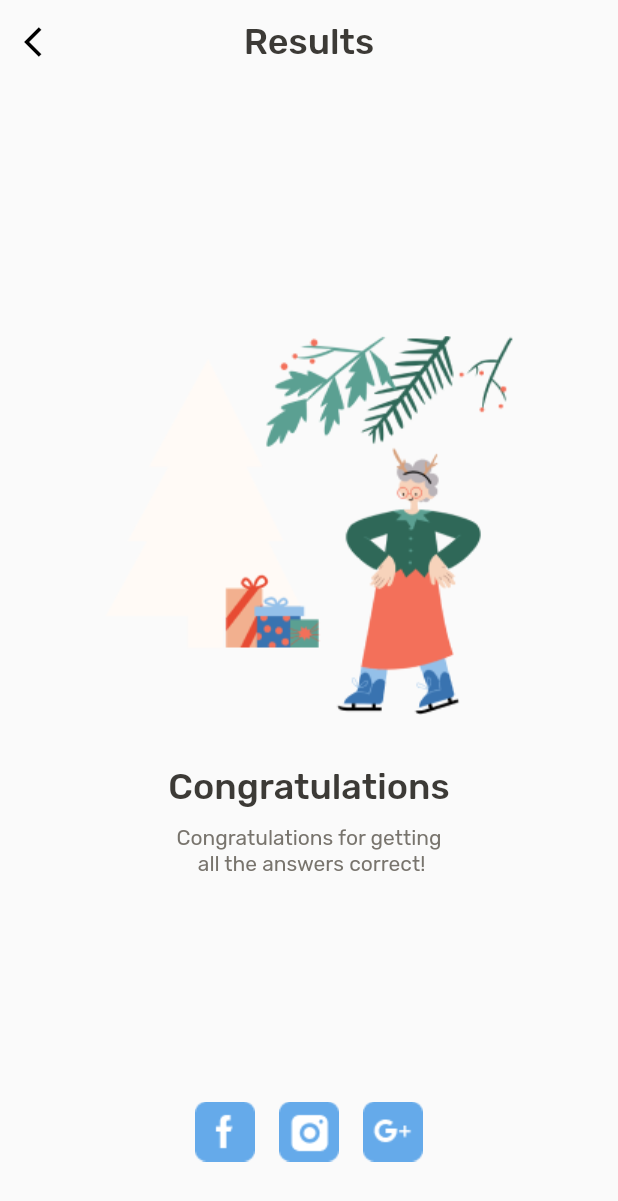
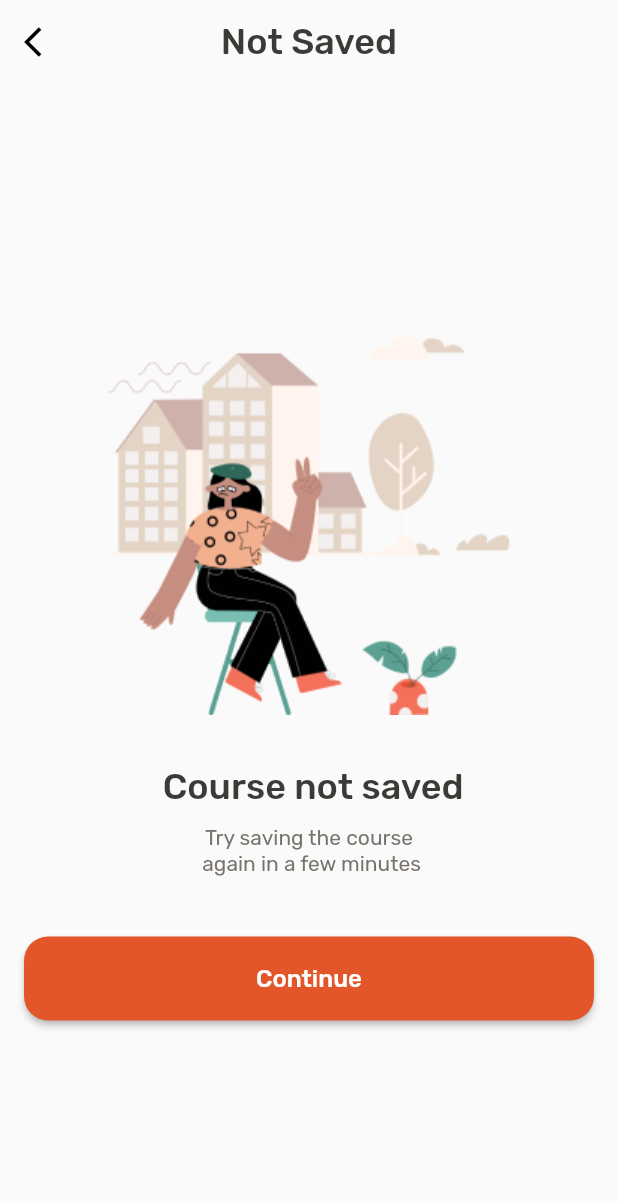
Before and after one commit to nyanibaquartey/codefactory_app, a Flutter app: the screen it shows after launch, on a phone screen of 412 x 824 dp. Shown: the top 1201 px of the screen. Run offline on Flutter 3.47's test engine with Material 2 defaults, Android fonts, the light colour scheme and no system bars; our stand-ins replace google_fonts.

Commit message:
Added Course Not Saved screen

```diff
--- /dev/null
+++ b/lib/course_not_saved.dart
@@ -0,0 +1,109 @@
+import 'package:flutter/material.dart';
+import 'package:google_fonts/google_fonts.dart';
+
+class CourseNotSaved extends StatelessWidget {
+  const CourseNotSaved({Key? key}) : super(key: key);
+
+  @override
+  Widget build(BuildContext context) {
+    return Scaffold(
+      appBar: AppBar(
+        backgroundColor: Theme.of(context).scaffoldBackgroundColor,
+        elevation: 0.0,
+        centerTitle: true,
+        leading: const Icon(
+          Icons.arrow_back_ios,
+          color: Colors.black,
+        ),
+        title: Text(
+          "Not Saved",
+          style: GoogleFonts.rubik(
+            textStyle: Theme.of(context).textTheme.headline4,
+            fontWeight: FontWeight.w500,
+            fontSize: 24.0,
+            color: const Color(0xFF3C3A36),
+          ),
+        ),
+      ),
+      body: Padding(
+        padding: const EdgeInsets.all(16.0),
+        child: SafeArea(
+            child: SingleChildScrollView(
+          child: Padding(
+            padding: const EdgeInsets.only(top: 150),
+            child: Column(
+              mainAxisAlignment: MainAxisAlignment.spaceAround,
+              crossAxisAlignment: CrossAxisAlignment.stretch,
+              children: [
+                //image content
+                Image.asset("assets/images/course_not_saved.png"),
+
+                const SizedBox(
+                  height: 32,
+                ),
+
+                //title body text content
+                SizedBox(
+                  height: 32,
+                  child: Text(
+                    " Course not saved",
+                    textAlign: TextAlign.center,
+                    style: GoogleFonts.rubik(
+                      textStyle: Theme.of(context).textTheme.headline4,
+                      fontWeight: FontWeight.w500,
+                      fontSize: 24.0,
+                      color: const Color(0xFF3C3A36),
+                    ),
+                  ),
+                ),
+                const SizedBox(
+                  height: 8,
+                ),
+
+                //subtitle body text content
+                SizedBox(
+                  height: 42,
+                  child: Text(
+                    "Try saving the course \n again in a few minutes",
+                    textAlign: TextAlign.center,
+                    style: GoogleFonts.rubik(
+                      textStyle: Theme.of(context).textTheme.bodyMedium,
+                      fontWeight: FontWeight.w400,
+                      fontSize: 14.0,
+                      color: const Color(0xFF78746D),
+                    ),
+                  ),
+                ),
+                const SizedBox(
+                  height: 32,
+                ),
+
+                //continue button
+                SizedBox(
+                  width: 311,
+                  height: 56,
+                  child: ElevatedButton(
+                    onPressed: () {},
+                    style: ElevatedButton.styleFrom(
+                        backgroundColor: const Color(0xffe3562a),
+                        shape: RoundedRectangleBorder(
+                            borderRadius: BorderRadius.circular(16))),
+                    child: Text(
+                      "Continue",
+                      textAlign: TextAlign.center,
+                      style: GoogleFonts.rubik(
+                          textStyle: Theme.of(context).textTheme.labelMedium,
+                          fontWeight: FontWeight.w500,
+                          fontSize: 16.0,
+                          color: Colors.white),
+                    ),
+                  ),
+                ),
+              ],
+            ),
+          ),
+        )),
+      ),
+    );
+  }
+}
--- a/lib/main.dart
+++ b/lib/main.dart
@@ -1,4 +1,5 @@
 import 'package:codefactory_app/course_lesson.dart';
+import 'package:codefactory_app/course_not_saved.dart';
 import 'package:codefactory_app/course_tests.dart';
 import 'package:codefactory_app/product_detail.dart';
 import 'package:codefactory_app/results.dart';
@@ -23,7 +24,7 @@ class MyApp extends StatelessWidget {
     return MaterialApp(
       title: 'Code Factory',
 theme: ThemeData.light(),
-      home: const Results2(),
+      home: const CourseNotSaved(),
     );
   }
 }
```
Also changed, not shown: assets/images/course_not_saved.png (added).
